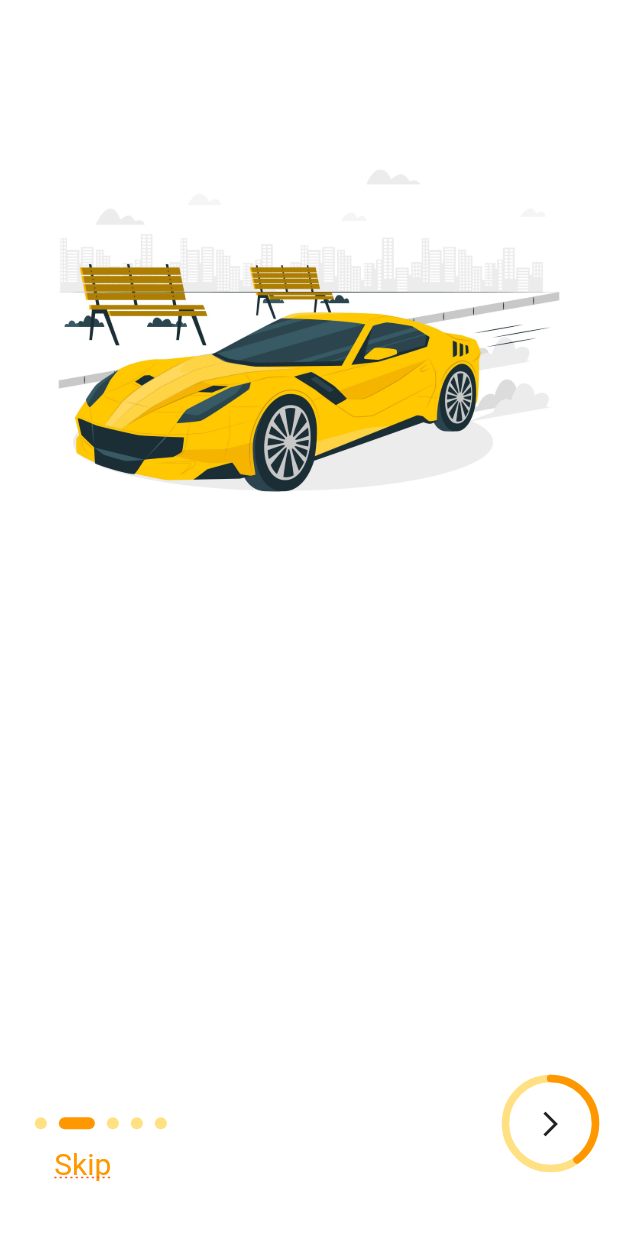
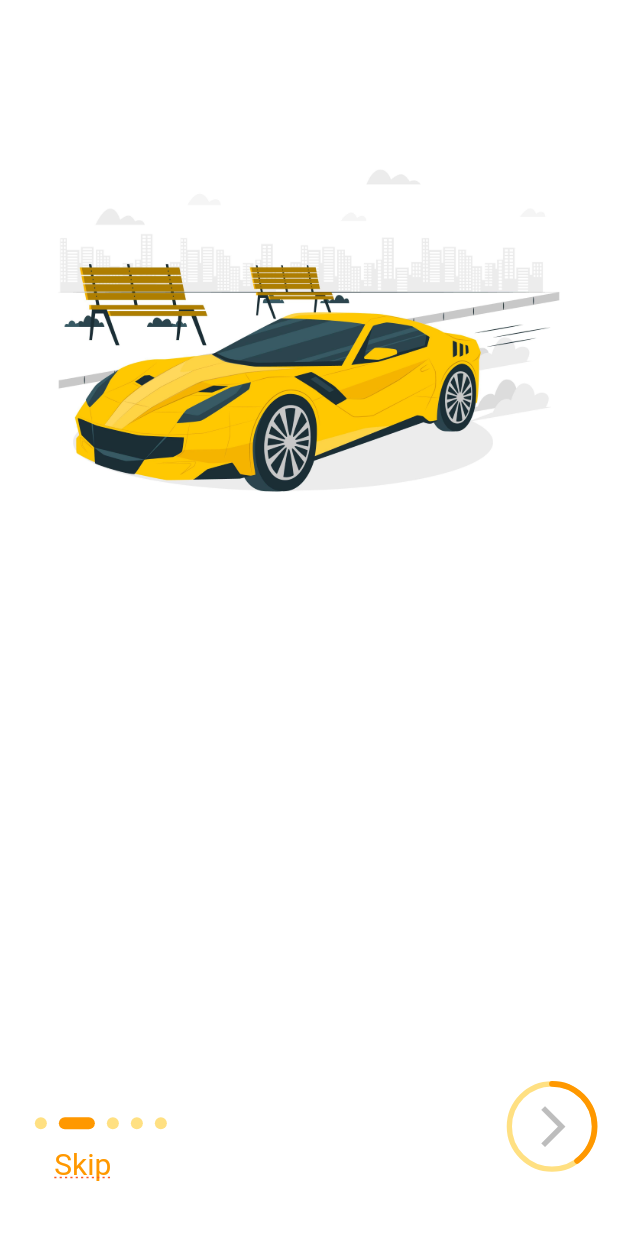
Before and after one commit to imziaafridi/ModernOnboardingSlides, a Flutter app: the screen it shows after launch, after a tap on the "arrow forward ios" icon, on a phone screen of 412 x 824 dp. Run offline on Flutter 3.47's test engine with Material 3 defaults, Android fonts, the light colour scheme and no system bars; drawn by our look-alikes of smooth_page_indicator; Roboto replaces fonts that are missing (assets/Roboto); project files that could hold a hidden picture were left out.

Commit message:
progress design changes...

```diff
--- a/lib/main.dart
+++ b/lib/main.dart
@@ -1,3 +1,5 @@
+// ignore_for_file: no_leading_underscores_for_local_identifiers
+
 import 'dart:math';
 
 import 'package:flutter/cupertino.dart';
@@ -52,7 +54,8 @@ class _OnboardingViewState extends State<OnboardingView> {
   var cars = carsSlideList;
   // int _currentPgIndex = 1;
 
-  var pageTracker = 0.0;
+  double pageTracker = 0.0;
+  double currentPage = 0.0;
 
   @override
   void initState() {
@@ -62,7 +65,7 @@ class _OnboardingViewState extends State<OnboardingView> {
         var halfTracker = 100 / cars.length;
         pageTracker = halfTracker;
 
-        var currentPage = pgController.page ?? 0;
+        currentPage = pgController.page ?? 0;
         setState(() {
           pageTracker = (1 + currentPage) * halfTracker;
         });
@@ -81,6 +84,8 @@ class _OnboardingViewState extends State<OnboardingView> {
   Widget build(BuildContext context) {
     debugPrint('build()');
     final Size _sizeMQ = MediaQuery.of(context).size;
+    debugPrint('traker: $pageTracker');
+
     return SafeArea(
       child: Scaffold(
         backgroundColor: Colors.white,
@@ -142,28 +147,40 @@ class _OnboardingViewState extends State<OnboardingView> {
                 alignment: Alignment.center,
                 children: [
                   Positioned(
-                    bottom: 60,
-                    right: 30,
-                    width: 30,
-                    height: 30,
+                    bottom: _sizeMQ.height / 14.2,
+                    right: _sizeMQ.width / 14.2,
+                    width: _sizeMQ.width / 14.5,
+                    // height: _sizeMQ.height / 20,
                     child: CustomPaint(
                       painter: ProgressTracker(progressTraker: pageTracker),
                     ),
                   ),
                   Positioned(
-                    bottom: 40,
-                    right: 15,
-                    width: 30,
-                    height: 40,
+                    bottom: _sizeMQ.height / 19.5,
+                    right: _sizeMQ.width / 25.5,
+                    width: _sizeMQ.width / 14.5,
+                    // height: 40,
                     child: GestureDetector(
                       onTap: () {
-                        pgController.nextPage(
-                            duration: const Duration(milliseconds: 500),
-                            curve: Curves.linear);
+                        // forward pages
+
+                        if (currentPage < carsSlideList.length - 1) {
+                          pgController.nextPage(
+                              duration: const Duration(milliseconds: 500),
+                              curve: Curves.linear);
+                        } else {
+                          // backward pages
+                          pgController.previousPage(
+                              duration: const Duration(milliseconds: 500),
+                              curve: Curves.linear);
+                        }
                       },
-                      child: const Icon(
-                        Icons.arrow_forward_ios,
-                        size: 20,
+                      child: Icon(
+                        currentPage <= carsSlideList.length - 1
+                            ? Icons.arrow_forward_ios
+                            : Icons.arrow_back_ios,
+                        size: _sizeMQ.aspectRatio + 32,
+                        color: Colors.grey[400],
                       ),
                     ),
                   ),
@@ -185,13 +202,13 @@ class ProgressTracker extends CustomPainter {
     // arc 1 paint
     var p2 = Paint()
       ..color = Colors.orange
-      ..strokeWidth = 5.0
+      ..strokeWidth = 3.8
       ..strokeCap = StrokeCap.round
       ..style = PaintingStyle.stroke;
 
     var p1 = Paint()
       ..color = Colors.amber.shade200
-      ..strokeWidth = 5.0
+      ..strokeWidth = 3.5
       ..style = PaintingStyle.stroke;
     var center = Offset(size.width, size.height);
 
```
